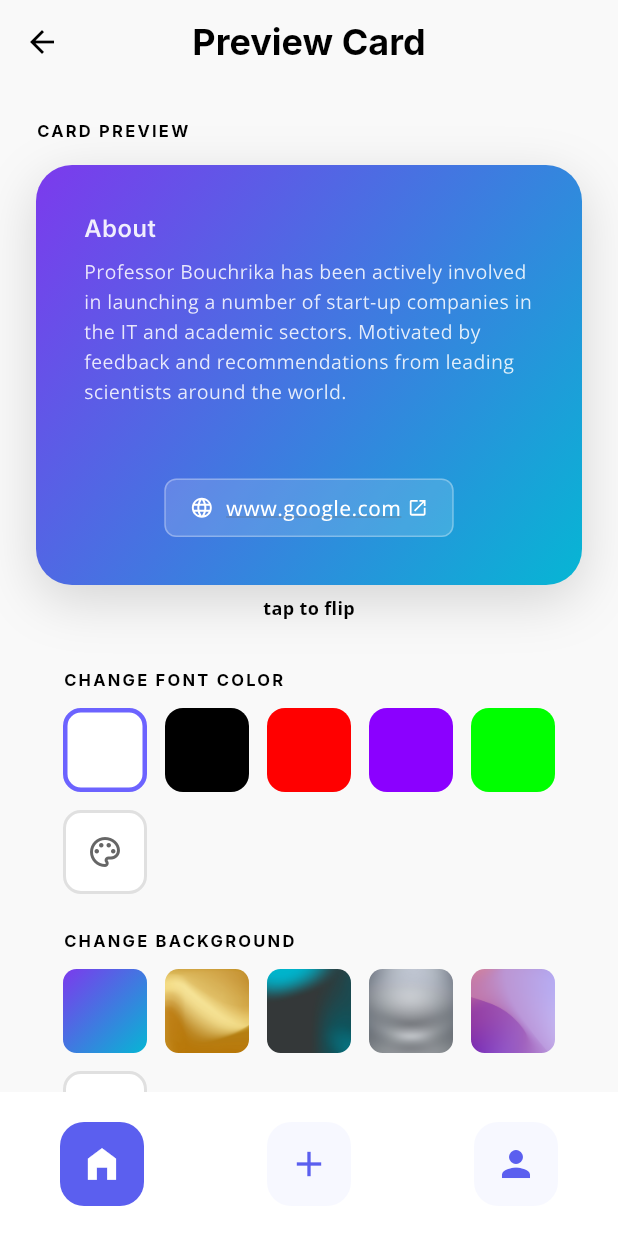
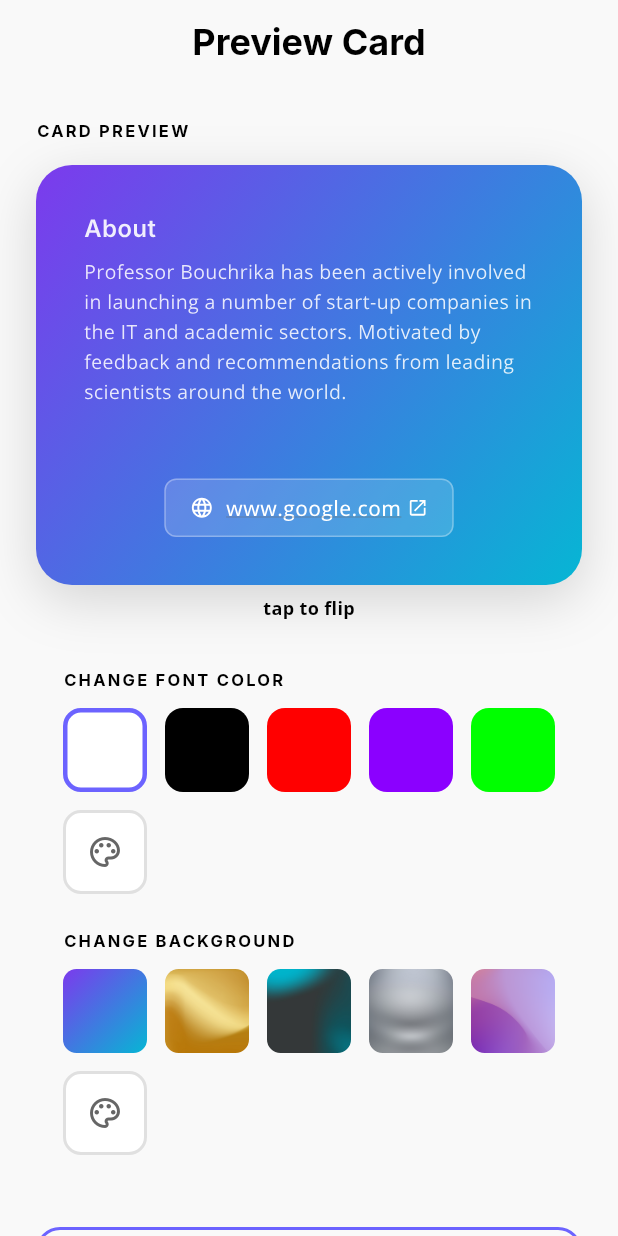
Before and after one commit to 2EDX7/Cardly, a Flutter app: the ProfilePage screen opened directly, after a tap on "Imed Bouchrika", on a phone screen of 412 x 824 dp. Run offline on Flutter 3.47's test engine with Material 3 defaults, Android fonts, the phone set to English and light mode, and no system bars; our stand-ins replace flutter_svg, google_fonts.

Commit message:
refactor: handled the changes in the different pages after including the routing system

```diff
--- a/flutter app/lib/screens/profile/profilePage.dart
+++ b/flutter app/lib/screens/profile/profilePage.dart
@@ -1,5 +1,4 @@
 import 'package:flutter/material.dart';
-import "package:cardly/widgets/navBar.dart";
 import "package:cardly/widgets/business_card/card_background.dart";
 import "package:cardly/theme/colors.dart";
 import "package:cardly/theme/spacing.dart";
@@ -10,6 +9,7 @@ import "package:cardly/screens/profile/widgets/background_picker_widget.dart";
 import "package:cardly/screens/profile/widgets/profile_action_buttons.dart";
 import "package:cardly/screens/profile/widgets/custom_color_picker_dialog.dart";
 import "package:cardly/screens/profile/edit_card_page.dart";
+import "package:cardly/routes/routes.dart";
 
 class ProfilePage extends StatefulWidget {
   const ProfilePage({super.key});
@@ -20,7 +20,6 @@ class ProfilePage extends StatefulWidget {
 
 class _ProfilePageState extends State<ProfilePage>
     with SingleTickerProviderStateMixin {
-  int _activeNavIndex = 2;
 
   // Card customization state
   Color _selectedFontColor = Colors.white;
@@ -103,12 +102,7 @@ class _ProfilePageState extends State<ProfilePage>
       appBar: AppBar(
         backgroundColor: AppColors.lightBackground,
         elevation: 0,
-        leading: IconButton(
-          icon: const Icon(Icons.arrow_back, color: Colors.black),
-          onPressed: () {
-            Navigator.pop(context);
-          },
-        ),
+        automaticallyImplyLeading: false, // Remove back button
         title: Text(
           'Preview Card',
           style: AppTextStyles.heading2(context).copyWith(
@@ -222,14 +216,6 @@ class _ProfilePageState extends State<ProfilePage>
           ],
         ),
       ),
-      bottomNavigationBar: BottomNavBar(
-        activeIndex: _activeNavIndex,
-        onTabChange: (index) {
-          setState(() {
-            _activeNavIndex = index;
-          });
-        },
-      ),
     );
   }
 }
```
Also changed, not shown: flutter app/lib/screens/home/home_page.dart (+0 -13 lines), flutter app/lib/screens/login/login.dart (+9 -7 lines), flutter app/lib/screens/login/signup.dart (+8 -2 lines), flutter app/lib/screens/login/splash.dart (+2 -6 lines).
